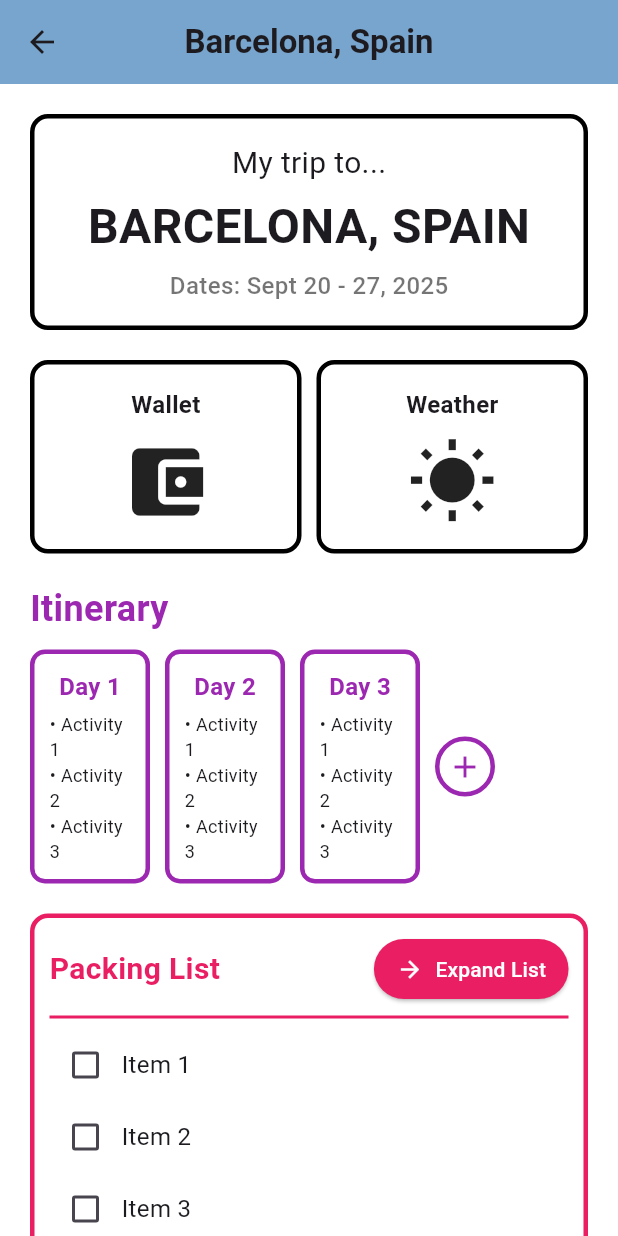
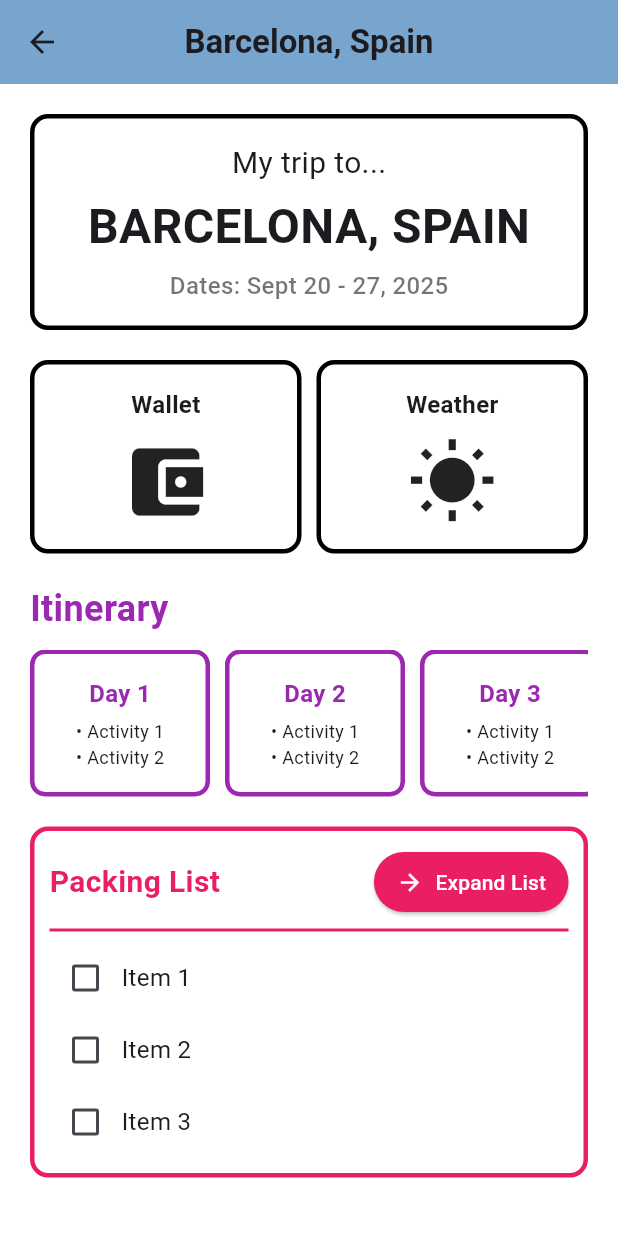
Before and after one commit to juliaopesh/JetSetGo, a Flutter app: the HomePage screen opened directly, after a tap on "Barcelona, Spain", on a phone screen of 412 x 824 dp. Run offline on Flutter 3.47's test engine with Material 3 defaults, Android fonts, the phone set to English and light mode, and no system bars; network calls fail.

Commit message:
Updated Trip Profile page & created Wallet

```diff
--- a/jetsetgo/lib/create_account.dart
+++ b/jetsetgo/lib/create_account.dart
@@ -18,7 +18,7 @@ class _CreateAccountScreenState extends State<CreateAccountScreen> {
     return Scaffold(
       appBar: AppBar(
         title: Text('Create Account'),
-        backgroundColor: Colors.blue[900],
+        backgroundColor: const Color.fromARGB(255, 119, 165, 205),
       ),
       body: Padding(
         padding: EdgeInsets.all(20),
--- a/jetsetgo/lib/trip_profile.dart
+++ b/jetsetgo/lib/trip_profile.dart
@@ -1,18 +1,79 @@
 import 'package:flutter/material.dart';
 import 'packing_list.dart';
+import 'wallet.dart';
 
-class TripScreen extends StatelessWidget {
+class TripScreen extends StatefulWidget {
   final String tripName;
   final String tripDates;
 
   const TripScreen({Key? key, required this.tripName, required this.tripDates}) : super(key: key);
 
   @override
+  _TripScreenState createState() => _TripScreenState();
+}
+
+class _TripScreenState extends State<TripScreen> {
+  // List to hold the itinerary days dynamically
+  List<String> itineraryDays = ["Day 1", "Day 2", "Day 3"];
+  List<String> detailedActivities = [
+    "• Activity 1\n• Activity 2\n• Activity 3",
+    "• Activity 4\n• Activity 5\n• Activity 6",
+    "• Activity 7\n• Activity 8\n• Activity 9"
+  ];
+
+  void _showDayDetails(int index) {
+    showDialog(
+      context: context,
+      builder: (BuildContext context) {
+        return AlertDialog(
+          title: Text(itineraryDays[index]),
+          content: Column(
+            crossAxisAlignment: CrossAxisAlignment.start,
+            children: [
+              Text(detailedActivities[index]),
+              SizedBox(height: 10),
+              ElevatedButton(
+                onPressed: () {
+                  // Add new activity for this day
+                  setState(() {
+                    detailedActivities[index] += "\n• New Activity";
+                  });
+                  Navigator.of(context).pop();
+                },
+                child: Text("Add Activity"),
+              ),
+              SizedBox(height: 10),
+              ElevatedButton(
+                onPressed: () {
+                  // Delete activity for this day
+                  setState(() {
+                    detailedActivities[index] = "• No activities yet";
+                  });
+                  Navigator.of(context).pop();
+                },
+                child: Text("Delete Activity"),
+              ),
+            ],
+          ),
+          actions: [
+            TextButton(
+              onPressed: () {
+                Navigator.of(context).pop();
+              },
+              child: Text("Close"),
+            ),
+          ],
+        );
+      },
+    );
+  }
+
+  @override
   Widget build(BuildContext context) {
     return Scaffold(
       backgroundColor: Colors.white,
       appBar: AppBar(
-        title: Text(tripName, style: TextStyle(fontSize: 22, fontWeight: FontWeight.bold)),
+        title: Text(widget.tripName, style: TextStyle(fontSize: 22, fontWeight: FontWeight.bold)),
         backgroundColor: const Color.fromARGB(255, 119, 165, 205),
         centerTitle: true,
       ),
@@ -36,12 +97,12 @@ class TripScreen extends StatelessWidget {
                     Text("My trip to...", style: TextStyle(fontSize: 20, fontWeight: FontWeight.w400)),
                     SizedBox(height: 5),
                     Text(
-                      tripName.toUpperCase(),
+                      widget.tripName.toUpperCase(),
                       style: TextStyle(fontSize: 32, fontWeight: FontWeight.bold),
                     ),
                     SizedBox(height: 5),
                     Text(
-                      "Dates: $tripDates",
+                      "Dates: ${widget.tripDates}",
                       style: TextStyle(fontSize: 16, fontWeight: FontWeight.w500, color: Colors.black54),
                     ),
                   ],
@@ -49,32 +110,44 @@ class TripScreen extends StatelessWidget {
               ),
               SizedBox(height: 20),
 
-
-
-
-              //Wallet & Weather Section
+              // Wallet & Weather Section
               Row(
                 children: [
-                  Expanded(child: _buildFeatureBox(Icons.account_balance_wallet, "Wallet")),
+                  Expanded(
+                    child: GestureDetector(
+                      onTap: () {
+                        // Navigate to the WalletPage when clicked
+                        Navigator.push(
+                          context,
+                          MaterialPageRoute(builder: (context) => WalletPage()),
+                        );
+                      },
+                      child: _buildFeatureBox(Icons.account_balance_wallet, "Wallet"),
+                    ),
+                  ),
                   SizedBox(width: 10),
                   Expanded(child: _buildFeatureBox(Icons.wb_sunny, "Weather")),
                 ],
               ),
               SizedBox(height: 20),
 
-
-              //Itinerary Section
+              // Itinerary Section
               Text("Itinerary", style: TextStyle(fontSize: 24, fontWeight: FontWeight.bold, color: Colors.purple)),
               SizedBox(height: 10),
-              SingleChildScrollView( // ✅ Fix: Allows itinerary to be scrollable if too wide
+              SingleChildScrollView(
                 scrollDirection: Axis.horizontal,
                 child: Row(
                   children: [
-                    _buildDayCard("Day 1"),
-                    SizedBox(width: 10),
-                    _buildDayCard("Day 2"),
-                    SizedBox(width: 10),
-                    _buildDayCard("Day 3"),
+                    ...itineraryDays.map((day) {
+                      int index = itineraryDays.indexOf(day);
+                      return Padding(
+                        padding: const EdgeInsets.only(right: 10.0),
+                        child: GestureDetector(
+                          onTap: () => _showDayDetails(index), // Show day details on tap
+                          child: _buildDayCard(day, index),
+                        ),
+                      );
+                    }).toList(),
                     SizedBox(width: 10),
                     _buildAddButton(),
                   ],
@@ -82,9 +155,7 @@ class TripScreen extends StatelessWidget {
               ),
               SizedBox(height: 20),
 
-
-
-              //Packing List Section
+              // Packing List Section
               Container(
                 padding: EdgeInsets.all(10),
                 decoration: BoxDecoration(
@@ -102,9 +173,10 @@ class TripScreen extends StatelessWidget {
                         Spacer(),
                         ElevatedButton.icon(
                           onPressed: () {
+                            // Navigate to the PackingListScreen when clicked
                             Navigator.push(
                               context,
-                              MaterialPageRoute(builder: (context) => PackingListScreen(tripTitle:tripName)),
+                              MaterialPageRoute(builder: (context) => PackingListScreen(tripTitle: widget.tripName)),
                             );
                           },
                           icon: Icon(Icons.arrow_forward),
@@ -128,15 +200,13 @@ class TripScreen extends StatelessWidget {
                   ],
                 ),
               ),
-              SizedBox(height: 40), //space at bottom to avoid cutting content
+              SizedBox(height: 40), // space at bottom to avoid cutting content
             ],
           ),
         ),
       ),
     );
   }
-
-
 
   // Feature Box (Wallet & Weather)
   Widget _buildFeatureBox(IconData icon, String label) {
@@ -156,13 +226,11 @@ class TripScreen extends StatelessWidget {
     );
   }
 
-
-
-  //Itinerary Day Card
-  Widget _buildDayCard(String day) {
+  // Itinerary Day Card
+  Widget _buildDayCard(String day, int index) {
     return Container(
-      padding: EdgeInsets.all(10),
-      width: 80,
+      padding: EdgeInsets.all(15),
+      width: 120, // Wider day card
       decoration: BoxDecoration(
         border: Border.all(color: Colors.purple, width: 3),
         borderRadius: BorderRadius.circular(10),
@@ -171,21 +239,16 @@ class TripScreen extends StatelessWidget {
         children: [
           Text(day, style: TextStyle(fontSize: 16, fontWeight: FontWeight.bold, color: Colors.purple)),
           SizedBox(height: 5),
-          Text("• Activity 1\n• Activity 2\n• Activity 3", style: TextStyle(fontSize: 12)),
+          Text("• Activity 1\n• Activity 2", style: TextStyle(fontSize: 12)),
+          // You can replace these with dynamic content later
         ],
       ),
     );
   }
 
-
-
-
-  //Add Button for Itinerary
+  // Add Button for Itinerary
   Widget _buildAddButton() {
     return GestureDetector(
-      onTap: () {
-        // TODO: Implement adding a new itinerary day
-      },
       child: Container(
         width: 40,
         height: 40,
@@ -198,10 +261,7 @@ class TripScreen extends StatelessWidget {
     );
   }
 
-
-
-
-  //Packing List Item
+  // Packing List Item
   Widget _buildPackingItem(String item) {
     return Row(
       children: [
```
Also changed, not shown: jetsetgo/lib/home_page.dart (+4 -109 lines), jetsetgo/lib/wallet.dart (added, +104 -0 lines).
